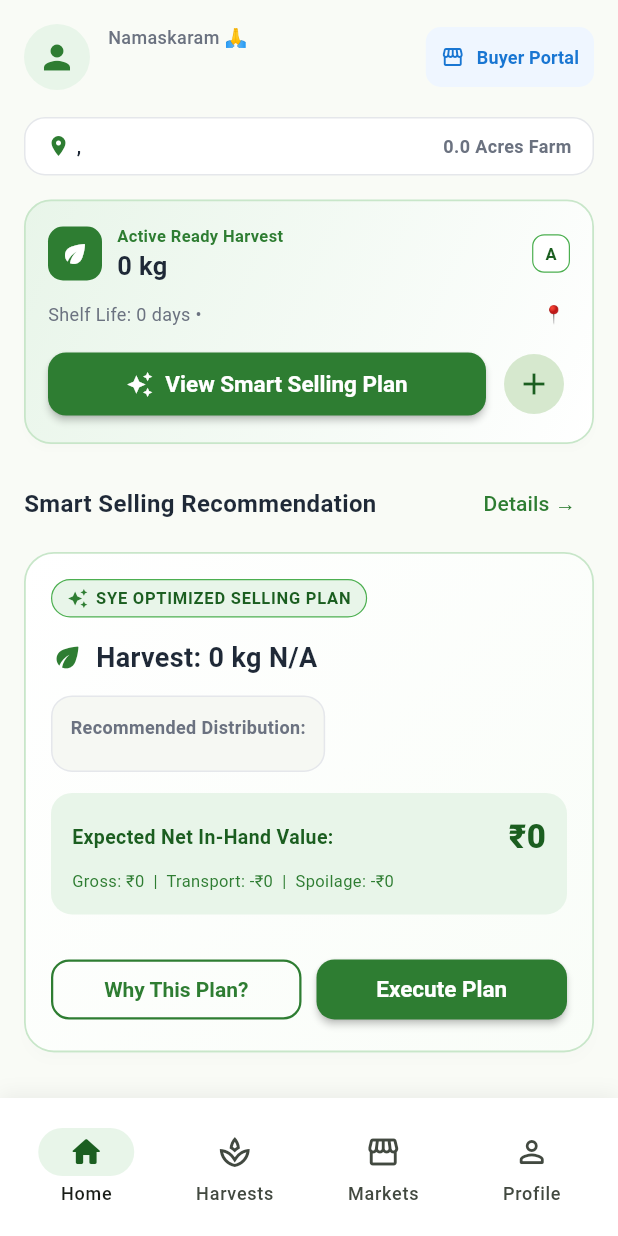
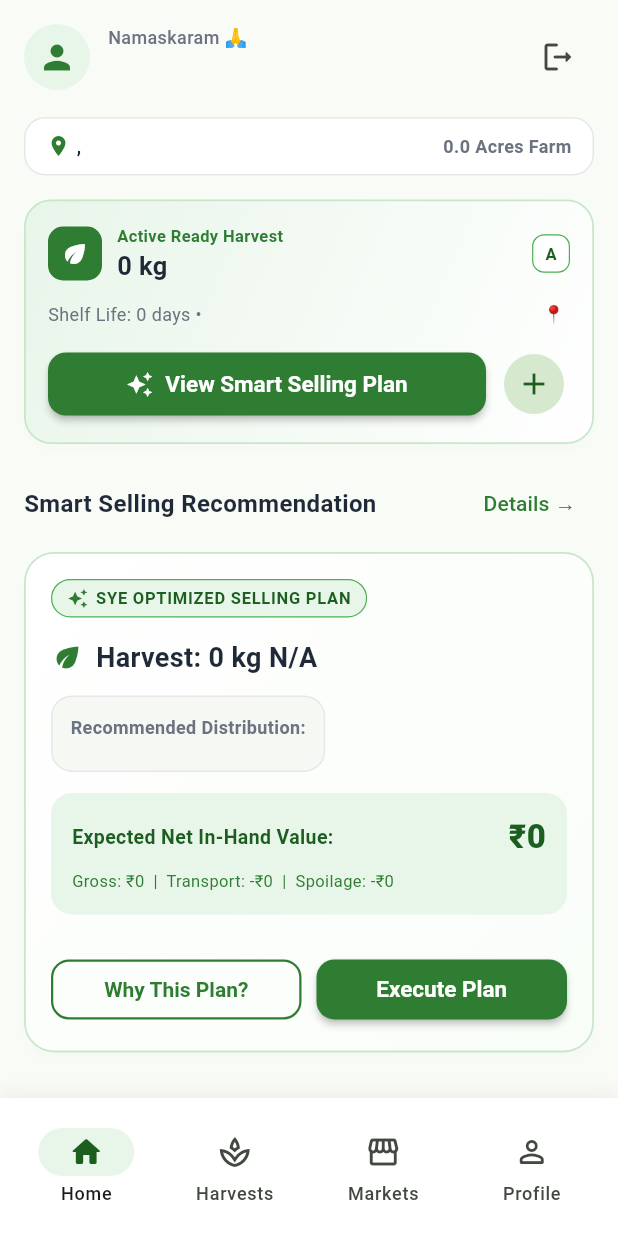
Before and after one commit to yasaswikodimela/SYE--Sell-Your-Yeild, a Flutter app: the DashboardScreen screen opened directly, on a phone screen of 412 x 824 dp. Run offline on Flutter 3.47's test engine with Material 3 defaults, Android fonts, the phone set to English and light mode, and no system bars.

Commit message:
Add buyer logout notifications and role restrictions

```diff
--- a/frontend/lib/screens/dashboard_screen.dart
+++ b/frontend/lib/screens/dashboard_screen.dart
@@ -7,8 +7,8 @@ import '../widgets/market_price_card.dart';
 import '../widgets/order_card.dart';
 import '../widgets/recommendation_card.dart';
 import 'add_produce_screen.dart';
-import 'buyer_dashboard_screen.dart';
 import 'farmer_profile_screen.dart';
+import 'login_screen.dart';
 import 'market_prices_screen.dart';
 import 'order_confirmation_screen.dart';
 import 'orders_screen.dart';
@@ -140,39 +140,26 @@ class _DashboardScreenState extends State<DashboardScreen> {
                   ),
                   Row(
                     children: [
-                      TextButton.icon(
+                      IconButton(
+                        tooltip: 'Logout',
                         onPressed: () {
-                          _appState.isFarmerMode = false;
-                          Navigator.of(context).push(
+                          _appState.reset();
+                          Navigator.of(context).pushAndRemoveUntil(
                             MaterialPageRoute(
-                              builder: (_) => const BuyerDashboardScreen(),
+                              builder: (_) => const LoginScreen(),
                             ),
+                            (route) => false,
                           );
                         },
-                        style: TextButton.styleFrom(
-                          backgroundColor: const Color(0xFFEFF6FF),
-                          padding: const EdgeInsets.symmetric(
-                              horizontal: 10, vertical: 6),
-                          shape: RoundedRectangleBorder(
-                            borderRadius: BorderRadius.circular(10),
-                          ),
-                        ),
-                        icon: const Icon(Icons.storefront_outlined,
-                            size: 16, color: AppTheme.blueInfo),
-                        label: const Text(
-                          'Buyer Portal',
-                          style: TextStyle(
-                            fontSize: 12,
-                            fontWeight: FontWeight.bold,
-                            color: AppTheme.blueInfo,
-                          ),
-                        ),
+                        icon: const Icon(Icons.logout_rounded),
                       ),
                     ],
                   ),
                 ],
               ),
             ),
+
+            ..._buildFarmerNotifications(recentOrders),
 
             // Quick Stats Card (Location & Farm Size)
             Container(
@@ -468,6 +455,53 @@ class _DashboardScreenState extends State<DashboardScreen> {
     );
   }
 
+  List<Widget> _buildFarmerNotifications(List recentOrders) {
+    final updates = recentOrders
+        .where((order) =>
+            order.status == 'Confirmed' || order.status == 'Rejected')
+        .toList();
+    if (updates.isEmpty) return [];
+
+    final order = updates.first;
+    final accepted = order.status == 'Confirmed';
+    final buyer = order.buyerName.isEmpty ? 'the buyer' : order.buyerName;
+    return [
+      Container(
+        margin: const EdgeInsets.fromLTRB(16, 0, 16, 10),
+        padding: const EdgeInsets.all(12),
+        decoration: BoxDecoration(
+          color: accepted ? AppTheme.paleGreen : Colors.red.shade50,
+          borderRadius: BorderRadius.circular(12),
+          border: Border.all(
+            color: accepted ? const Color(0xFFC8E6C9) : Colors.red.shade200,
+          ),
+        ),
+        child: Row(
+          crossAxisAlignment: CrossAxisAlignment.start,
+          children: [
+            Icon(
+              accepted ? Icons.check_circle_outline : Icons.cancel_outlined,
+              color: accepted ? AppTheme.primaryGreen : Colors.red.shade700,
+            ),
+            const SizedBox(width: 10),
+            Expanded(
+              child: Text(
+                accepted
+                    ? 'Your offer was accepted\nYour ${order.crop} offer for ${order.quantityKg.toInt()} kg has been accepted by $buyer.'
+                    : 'Your offer was rejected\nYour ${order.crop} offer for ${order.quantityKg.toInt()} kg was rejected by $buyer.',
+                style: TextStyle(
+                  fontSize: 12,
+                  height: 1.35,
+                  color: accepted ? AppTheme.darkGreen : Colors.red.shade700,
+                ),
+              ),
+            ),
+          ],
+        ),
+      ),
+    ];
+  }
+
   Widget _buildHarvestsTab(BuildContext context) {
     final produceList = _appState.produceList;
 
--- a/frontend/lib/screens/login_screen.dart
+++ b/frontend/lib/screens/login_screen.dart
@@ -40,13 +40,17 @@ class _LoginScreenState extends State<LoginScreen> {
 
     if (result['success'] == true) {
       if (!_isBuyer) {
+        AppState().buyerId = null;
         AppState().farmerId = result['farmer']['id']?.toString();
         AppState().farmerProfile =
             FarmerProfile.fromJson(result['farmer'] as Map<String, dynamic>);
         // Load produce, market prices, and recommendation in sequence
         await AppState().loadFarmerData();
       } else {
+        AppState().farmerId = null;
         AppState().buyerId = result['buyer']['id']?.toString();
+        AppState().buyerName = result['buyer']['business_name']?.toString() ?? '';
+        await AppState().loadBuyerData();
       }
       AppState().isFarmerMode = !_isBuyer;
 
```
Also changed, not shown: frontend/lib/screens/buyer_dashboard_screen.dart (+56 -15 lines), frontend/lib/services/api_service.dart (+23 -1 lines), frontend/lib/services/app_state.dart (+46 -2 lines), 1 other file.
